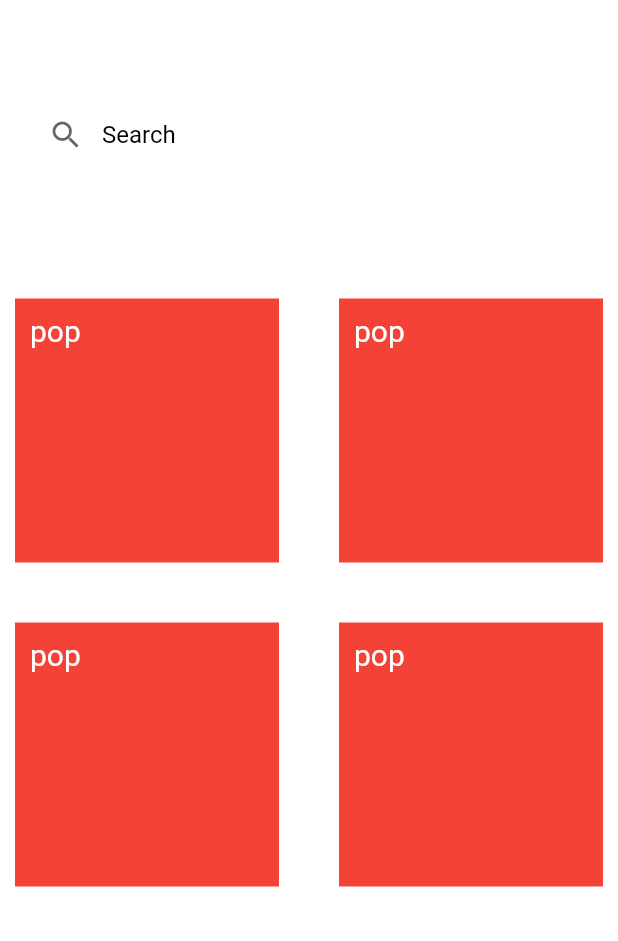
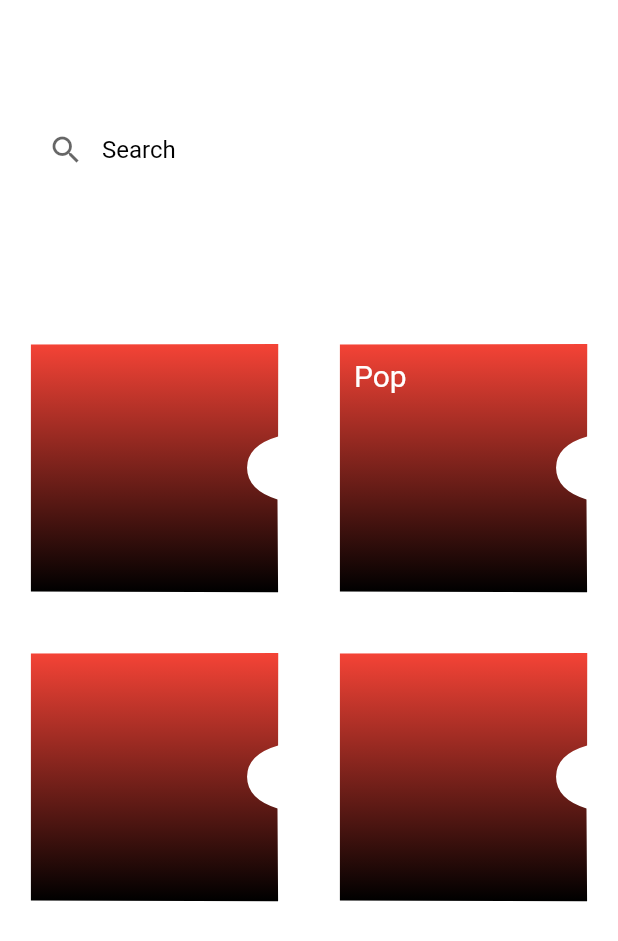
Before and after one commit to NavidAG/Flutter_music_player, a Flutter app: the SearchTab screen opened directly, on a phone screen of 412 x 824 dp. Shown: the top 941 px of the screen. Run offline on Flutter 3.47's test engine with Material 2 defaults, Android fonts, the phone set to English and light mode, and no system bars; our stand-ins replace flutter_svg.

Commit message:
music card widget was edited

```diff
--- a/musicplayer/lib/screens/tabs/search_tab/Search_tab.dart
+++ b/musicplayer/lib/screens/tabs/search_tab/Search_tab.dart
@@ -1,3 +1,4 @@
+import 'package:flutter/foundation.dart';
 import 'package:flutter/material.dart';
 
 import '../../../widgets/music_card_wiget.dart';
@@ -20,15 +21,14 @@ class _SearchTabState extends State<SearchTab> {
   ];
   @override
   Widget build(BuildContext context) {
-    return Scaffold(
+    return Padding(
+      padding: EdgeInsets.only(bottom: 80),
+      child: Scaffold(
         backgroundColor: Colors.transparent,
         appBar: AppBar(
           elevation: 0,
           backgroundColor: Colors.transparent,
-        title: Container(
-          margin: EdgeInsets.all(20),
-          child: Text("Search"),
-        ),
+          title: Text("Search"),
           centerTitle: false,
         ),
         body: Column(
@@ -38,9 +38,10 @@ class _SearchTabState extends State<SearchTab> {
               tag: "searchBox",
               child: Container(
                 height: 50,
-              margin: EdgeInsets.symmetric(horizontal: 20, vertical: 10),
+                margin: EdgeInsets.symmetric(horizontal: 20, vertical: 20),
                 child: Material(
                   color: Colors.transparent,
+                  child: Container(
                     child: TextField(
                       onTap: () => Navigator.push(
                         context,
@@ -76,6 +77,7 @@ class _SearchTabState extends State<SearchTab> {
                   ),
                 ),
               ),
+            ),
             Container(
               margin: EdgeInsets.all(20),
               child: Text(
@@ -87,20 +89,51 @@ class _SearchTabState extends State<SearchTab> {
               child: Expanded(
                 child: GridView.count(
                   crossAxisCount: 2,
-                mainAxisSpacing: 20,
-                crossAxisSpacing: 20,
+                  mainAxisSpacing: 0,
+                  crossAxisSpacing: 0,
                   children: [
-                  MusicCardWidget(
-                    musicTypeName: "pop",
+                    CustomPaint(
+                      size: Size(20, (20 * 1.0).toDouble()),
+                      painter: MusicCardWidget(
+                        colors: [Colors.red, Colors.black],
                       ),
-                  MusicCardWidget(
-                    musicTypeName: "pop",
                     ),
-                  MusicCardWidget(
-                    musicTypeName: "pop",
+                    Stack(
+                      alignment: Alignment.topLeft,
+                      children: [
+                        Container(
+                          width: double.infinity,
+                          height: double.infinity,
                         ),
-                  MusicCardWidget(
-                    musicTypeName: "pop",
+                        CustomPaint(
+                          size: Size(
+                              MediaQuery.of(context).size.width / 2,
+                              MediaQuery.of(context).size.width /
+                                  2), //You can Replace [WIDTH] with your desired width for Custom Paint and height will be calculated automatically
+                          painter: MusicCardWidget(
+                            colors: [Colors.red, Colors.black],
+                          ),
+                        ),
+                        Container(
+                          margin: EdgeInsets.only(left: 30, top: 30),
+                          child: Text(
+                            "Pop",
+                            style: TextStyle(fontSize: 20),
+                          ),
+                        )
+                      ],
+                    ),
+                    CustomPaint(
+                      size: Size(20, (20 * 1.0).toDouble()),
+                      painter: MusicCardWidget(
+                        colors: [Colors.red, Colors.black],
+                      ),
+                    ),
+                    CustomPaint(
+                      size: Size(20, (20 * 1.0).toDouble()),
+                      painter: MusicCardWidget(
+                        colors: [Colors.red, Colors.black],
+                      ),
                     ),
                   ],
                 ),
@@ -108,6 +141,7 @@ class _SearchTabState extends State<SearchTab> {
             ),
           ],
         ),
+      ),
     );
   }
 }
--- a/musicplayer/lib/widgets/music_card_wiget.dart
+++ b/musicplayer/lib/widgets/music_card_wiget.dart
@@ -1,25 +1,42 @@
 import 'package:flutter/material.dart';
+import 'dart:ui' as ui;
 
-class MusicCardWidget extends StatelessWidget {
-  final String musicTypeName;
-  const MusicCardWidget({Key? key, required this.musicTypeName})
-      : super(key: key);
+class MusicCardWidget extends CustomPainter {
+  final List<Color> colors;
+
+  MusicCardWidget({required this.colors});
+  @override
+  void paint(Canvas canvas, Size size) {
+    Paint paint_0 = new Paint()
+      ..color = Color.fromARGB(255, 33, 150, 243)
+      ..style = PaintingStyle.fill
+      ..strokeWidth = 1.0;
+    paint_0.shader = ui.Gradient.linear(
+        Offset(size.width * 0.50, size.height * 0.10),
+        Offset(size.width * 0.50, size.height * 0.90),
+        colors,
+        [0.00, 1.00]);
+
+    Path path_0 = Path();
+    path_0.moveTo(size.width * 0.1000000, size.height * 0.1000000);
+    path_0.quadraticBezierTo(size.width * 0.7003300, size.height * 0.0991000,
+        size.width * 0.9004400, size.height * 0.0988000);
+    path_0.lineTo(size.width * 0.9000000, size.height * 0.3980000);
+    path_0.quadraticBezierTo(size.width * 0.7996600, size.height * 0.4270600,
+        size.width * 0.7995200, size.height * 0.4995000);
+    path_0.quadraticBezierTo(size.width * 0.7999600, size.height * 0.5716200,
+        size.width * 0.8980000, size.height * 0.6020000);
+    path_0.lineTo(size.width * 0.9000000, size.height * 0.9020000);
+    path_0.lineTo(size.width * 0.1000000, size.height * 0.9000000);
+    path_0.quadraticBezierTo(size.width * 0.1000000, size.height * 0.7000000,
+        size.width * 0.1000000, size.height * 0.1000000);
+    path_0.close();
+
+    canvas.drawPath(path_0, paint_0);
+  }
 
   @override
-  Widget build(BuildContext context) {
-    return Container(
-      padding: EdgeInsets.fromLTRB(10, 10, 10, 10),
-      child: Container(
-          color: Colors.red,
-          height: 20,
-          width: 20,
-          child: Container(
-            margin: EdgeInsets.only(top: 10, left: 10),
-            child: Text(
-              musicTypeName,
-              style: TextStyle(fontSize: 20),
-            ),
-          )),
-    );
+  bool shouldRepaint(covariant CustomPainter oldDelegate) {
+    return true;
   }
 }
--- a/musicplayer/lib/widgets/profile_widget.dart
+++ b/musicplayer/lib/widgets/profile_widget.dart
@@ -21,7 +21,7 @@ class ProfileWidget extends StatelessWidget {
             ),
           ),
           Container(
-            margin: EdgeInsets.fromLTRB(0, 20, 20, 5),
+            margin: EdgeInsets.fromLTRB(10, 20, 0, 5),
             child: Column(
               crossAxisAlignment: CrossAxisAlignment.start,
               children: [
```
Lines whose indentation alone changed are shown as unchanged.
